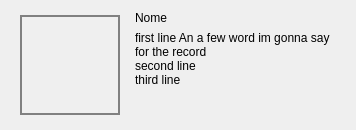
The window that ProgettoMedia/Src/View/listwidgetelement.ui (Carmelllo/Pao24) describes before a commit, drawn with Qt 5.
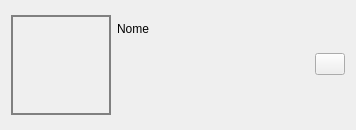
The same window after the commit. Icons and pictures are not drawn.

Patch:
```diff
--- a/ProgettoMedia/Src/View/listwidgetelement.ui
+++ b/ProgettoMedia/Src/View/listwidgetelement.ui
@@ -81,7 +81,52 @@
         </widget>
        </item>
        <item>
-        <widget class="QLabel" name="label_3">
+        <layout class="QHBoxLayout" name="horizontalLayout_4">
+         <item>
+          <spacer name="horizontalSpacer">
+           <property name="orientation">
+            <enum>Qt::Orientation::Horizontal</enum>
+           </property>
+           <property name="sizeHint" stdset="0">
+            <size>
+             <width>40</width>
+             <height>20</height>
+            </size>
+           </property>
+          </spacer>
+         </item>
+         <item>
+          <widget class="QPushButton" name="pushButton">
+           <property name="sizePolicy">
+            <sizepolicy hsizetype="Fixed" vsizetype="Fixed">
+             <horstretch>0</horstretch>
+             <verstretch>0</verstretch>
+            </sizepolicy>
+           </property>
+           <property name="maximumSize">
+            <size>
+             <width>30</width>
+             <height>16777215</height>
+            </size>
+           </property>
+           <property name="text">
+            <string/>
+           </property>
+           <property name="icon">
+            <iconset theme="QIcon::ThemeIcon::DialogInformation"/>
+           </property>
+           <property name="iconSize">
+            <size>
+             <width>20</width>
+             <height>20</height>
+            </size>
+           </property>
+          </widget>
+         </item>
+        </layout>
+       </item>
+       <item>
+        <widget class="QLabel" name="descriptionLabel">
          <property name="sizePolicy">
           <sizepolicy hsizetype="Fixed" vsizetype="Fixed">
            <horstretch>0</horstretch>
@@ -90,21 +135,18 @@
          </property>
          <property name="minimumSize">
           <size>
-           <width>0</width>
-           <height>100</height>
+           <width>220</width>
+           <height>10</height>
           </size>
          </property>
          <property name="maximumSize">
           <size>
-           <width>200</width>
+           <width>220</width>
            <height>16777215</height>
           </size>
          </property>
          <property name="text">
-          <string>first line An a few word im gonna say for the record
-second line
-third line
-</string>
+          <string/>
          </property>
          <property name="alignment">
           <set>Qt::AlignmentFlag::AlignLeading|Qt::AlignmentFlag::AlignLeft|Qt::AlignmentFlag::AlignTop</set>
```
Left out of the diff: 4 changed lines with no effect on the pictures.
